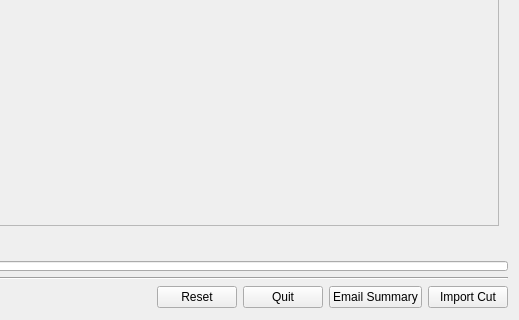
Old version of the form resources/dialog.ui in the repository shotgunsoftware/tk-multi-importcut; both pictures show x 485 to 1004 and y 389 to 709 of the 1004 by 709 pixel window.
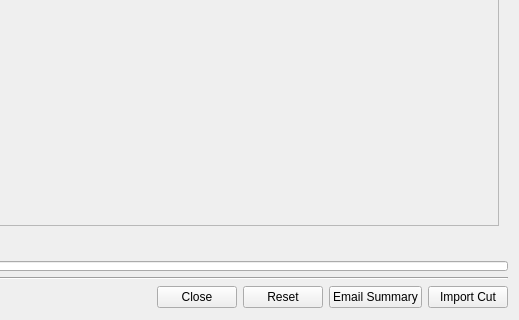
New version of the form. Icons and pictures are not drawn. Custom widgets are drawn as their Qt base class.

Commit message: For #29687, "Close" button instead of "Quit"

The edit to the form file:
```diff
--- a/resources/dialog.ui
+++ b/resources/dialog.ui
@@ -873,16 +873,16 @@
       </spacer>
      </item>
      <item>
-      <widget class="QPushButton" name="reset_button">
+      <widget class="QPushButton" name="cancel_button">
        <property name="text">
-        <string>Reset</string>
+        <string>Close</string>
        </property>
       </widget>
      </item>
      <item>
-      <widget class="QPushButton" name="cancel_button">
+      <widget class="QPushButton" name="reset_button">
        <property name="text">
-        <string>Quit</string>
+        <string>Reset</string>
        </property>
       </widget>
      </item>
```
The commit also changes 1 other file.
